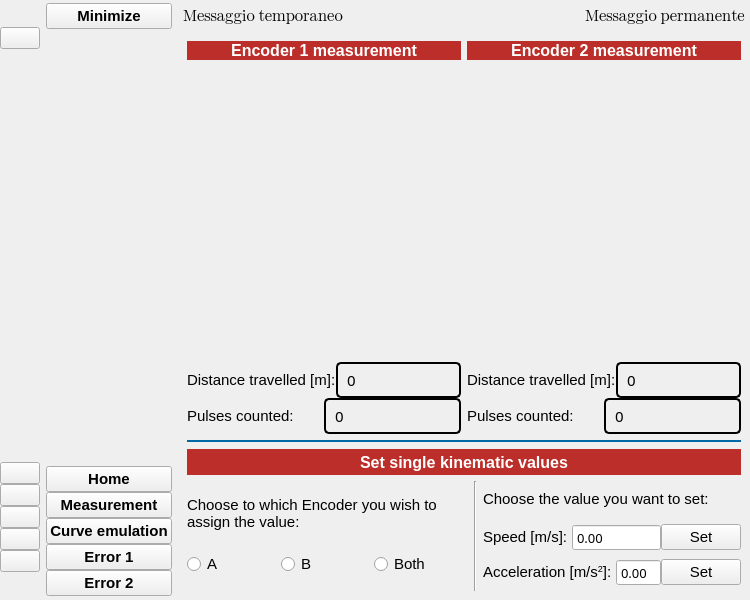
saimoncollaku/GITSIM-application, file ui/window.ui: the form before one commit.
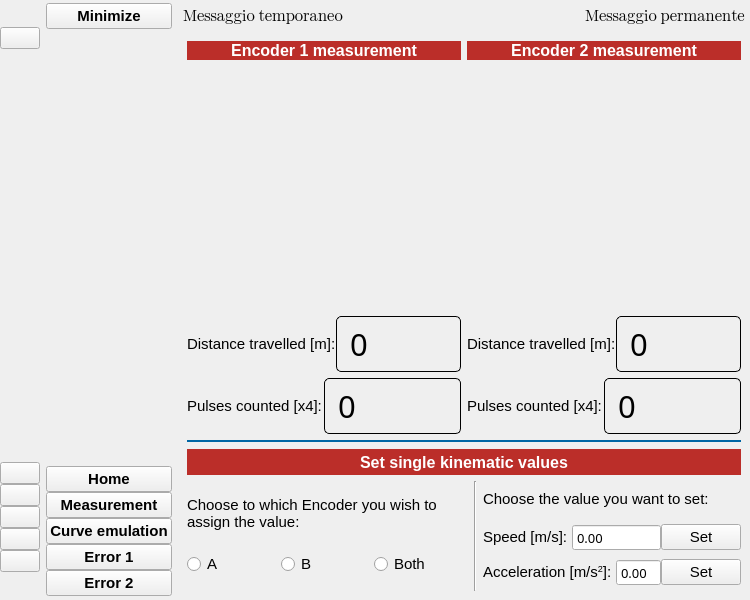
The form after the commit. Icons and pictures are not drawn. Custom widgets are drawn as their Qt base class.

```diff
--- a/ui/window.ui
+++ b/ui/window.ui
@@ -1189,6 +1189,12 @@
                </item>
                <item>
                 <layout class="QHBoxLayout" name="horizontalLayout_17">
+                 <property name="spacing">
+                  <number>0</number>
+                 </property>
+                 <property name="bottomMargin">
+                  <number>6</number>
+                 </property>
                  <item>
                   <widget class="QLabel" name="label_4">
                    <property name="sizePolicy">
@@ -1220,17 +1226,18 @@
                    </property>
                    <property name="font">
                     <font>
-                     <family>DSEG7 Modern</family>
-                     <pointsize>11</pointsize>
+                     <family>7-Segment</family>
+                     <pointsize>23</pointsize>
                      <italic>false</italic>
                     </font>
                    </property>
                    <property name="styleSheet">
                     <string notr="true">QLabel {
-        border: 2px solid black;
+        border: 1px solid black;
         border-radius: 5px;
         padding: 5px;
-}</string>
+}
+</string>
                    </property>
                    <property name="frameShape">
                     <enum>QFrame::Shape::NoFrame</enum>
@@ -1267,7 +1274,7 @@
                     </font>
                    </property>
                    <property name="text">
-                    <string>Pulses counted:</string>
+                    <string>Pulses counted [x4]:</string>
                    </property>
                    <property name="margin">
                     <number>14</number>
@@ -1284,14 +1291,14 @@
                    </property>
                    <property name="font">
                     <font>
-                     <family>DSEG7 Modern</family>
-                     <pointsize>11</pointsize>
+                     <family>7-Segment</family>
+                     <pointsize>23</pointsize>
                      <italic>false</italic>
                     </font>
                    </property>
                    <property name="styleSheet">
                     <string notr="true">QLabel {
-        border: 2px solid black;
+        border: 1px solid black;
         border-radius: 5px;
         padding: 5px;
 }
@@ -1379,6 +1386,12 @@
                </item>
                <item>
                 <layout class="QHBoxLayout" name="horizontalLayout_18">
+                 <property name="spacing">
+                  <number>0</number>
+                 </property>
+                 <property name="bottomMargin">
+                  <number>6</number>
+                 </property>
                  <item>
                   <widget class="QLabel" name="label_18">
                    <property name="sizePolicy">
@@ -1410,17 +1423,18 @@
                    </property>
                    <property name="font">
                     <font>
-                     <family>DSEG7 Modern</family>
-                     <pointsize>11</pointsize>
+                     <family>7-Segment</family>
+                     <pointsize>23</pointsize>
                      <italic>false</italic>
                     </font>
                    </property>
                    <property name="styleSheet">
                     <string notr="true">QLabel {
-        border: 2px solid black;
+        border: 1px solid black;
         border-radius: 5px;
         padding: 5px;
-}</string>
+}
+</string>
                    </property>
                    <property name="text">
                     <string>0</string>
@@ -1448,7 +1462,7 @@
                     </font>
                    </property>
                    <property name="text">
-                    <string>Pulses counted:</string>
+                    <string>Pulses counted [x4]:</string>
                    </property>
                    <property name="margin">
                     <number>14</number>
@@ -1465,17 +1479,19 @@
                    </property>
                    <property name="font">
                     <font>
-                     <family>DSEG7 Modern</family>
-                     <pointsize>11</pointsize>
+                     <family>7-Segment</family>
+                     <pointsize>23</pointsize>
                      <italic>false</italic>
+                     <strikeout>false</strikeout>
                     </font>
                    </property>
                    <property name="styleSheet">
                     <string notr="true">QLabel {
-        border: 2px solid black;
+        border: 1px solid black;
         border-radius: 5px;
         padding: 5px;
-}</string>
+}
+</string>
                    </property>
                    <property name="text">
                     <string>0</string>
```
Left out of the diff: 26 changed lines with no effect on the pictures.
